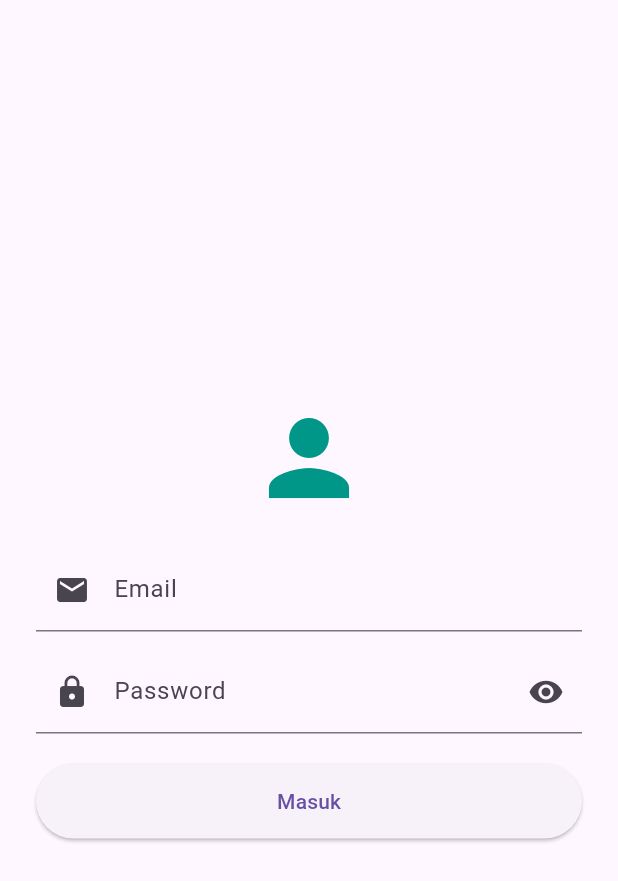
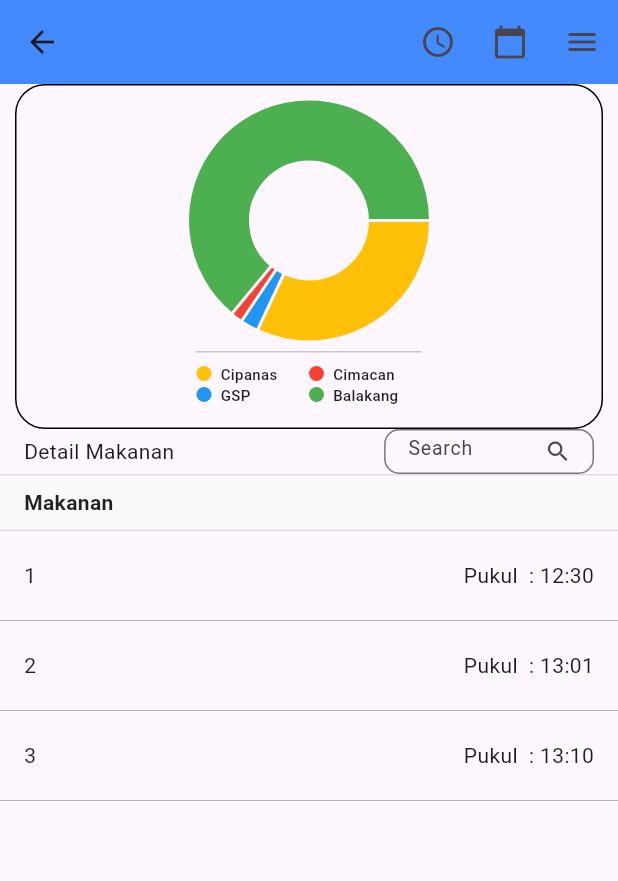
Before and after one commit to Raflirr70/KP_v2, a Flutter app: the screen it shows after launch, on a phone screen of 412 x 824 dp. Shown: the top 881 px of the screen. Run offline on Flutter 3.47's test engine with Material 3 defaults, Android fonts, the light colour scheme and no system bars; drawn by our look-alikes of fl_chart.

Commit message:
Membuat fitur monitoring (Makanan sudah beres), sekaran sedang membangun moonitoring penjualan

```diff
--- a/lib/main.dart
+++ b/lib/main.dart
@@ -10,6 +10,7 @@ import 'package:kerprak/model/search.dart';
 import 'package:kerprak/model/stock.dart';
 import 'package:kerprak/model/user.dart';
 import 'package:kerprak/screen/login.dart';
+import 'package:kerprak/screen/owner/monitoring.dart';
 import 'package:provider/provider.dart';
 
 void main() {
@@ -40,7 +41,7 @@ class MyApp extends StatelessWidget {
     return MaterialApp(
       title: "Monitoring Ampera",
       debugShowCheckedModeBanner: false,
-      home: LoginPage(),
+      home: Monitoring(),
     );
   }
 }
--- a/lib/model/penjualan.dart
+++ b/lib/model/penjualan.dart
@@ -14,6 +14,7 @@ class Penjualan extends ChangeNotifier {
   List<DetailPenjualan> _detail = [];
   List<DetailPenjualan> get detail => _detail;
   int? total_harga;
+  TimeOfDay? jam;
 
   tambah(DetailPenjualan detail) {
     _detail.add(detail);
@@ -22,7 +23,28 @@ class Penjualan extends ChangeNotifier {
 }
 
 class Penjualans extends ChangeNotifier {
-  final List<Penjualan> _datas = [];
+  final List<Penjualan> _datas = [
+    Penjualan()
+      ..id = 1
+      ..tambah(DetailPenjualan(1, "Nasi Goreng", 2, 30000))
+      ..tambah(DetailPenjualan(2, "Es Teh", 2, 10000))
+      ..total_harga = 40000
+      ..jam = TimeOfDay(hour: 12, minute: 30),
+
+    Penjualan()
+      ..id = 2
+      ..tambah(DetailPenjualan(3, "Ayam Bakar", 1, 25000))
+      ..tambah(DetailPenjualan(4, "Jus Alpukat", 1, 15000))
+      ..total_harga = 40000
+      ..jam = TimeOfDay(hour: 13, minute: 01),
+
+    Penjualan()
+      ..id = 3
+      ..tambah(DetailPenjualan(5, "Mie Ayam", 3, 45000))
+      ..tambah(DetailPenjualan(6, "Teh Hangat", 3, 9000))
+      ..total_harga = 54000
+      ..jam = TimeOfDay(hour: 13, minute: 10),
+  ];
   List<Penjualan> get datas => _datas;
 
   tambah(Penjualan x) {
--- a/lib/screen/owner/daftar_makanan.dart
+++ b/lib/screen/owner/daftar_makanan.dart
@@ -25,10 +25,7 @@ class _DaftarMakananState extends State<DaftarMakanan> {
             centerTitle: true,
             leading: IconButton(
               onPressed: () {
-                Navigator.push(
-                  context,
-                  MaterialPageRoute(builder: (context) => DashboardAdminMenu()),
-                );
+                Navigator.popUntil(context, (route) => route.isFirst);
               },
               icon: Icon(Icons.arrow_back_ios_new_sharp),
             ),
--- a/lib/screen/owner/daftar_stock.dart
+++ b/lib/screen/owner/daftar_stock.dart
@@ -26,10 +26,7 @@ class _DaftarStockState extends State<DaftarStock> {
             centerTitle: true,
             leading: IconButton(
               onPressed: () {
-                Navigator.push(
-                  context,
-                  MaterialPageRoute(builder: (context) => DashboardAdminMenu()),
-                );
+                Navigator.popUntil(context, (route) => route.isFirst);
               },
               icon: Icon(Icons.arrow_back_ios_new_sharp),
             ),
--- /dev/null
+++ b/lib/screen/owner/monitoring.dart
@@ -0,0 +1,181 @@
+import 'package:fl_chart/fl_chart.dart';
+import 'package:flutter/material.dart';
+import 'package:kerprak/model/cabang.dart';
+import 'package:kerprak/model/makanan.dart';
+import 'package:kerprak/widget/dll/legen_item.dart';
+import 'package:kerprak/widget/list/monitoring/monitoring_makanan.dart';
+import 'package:kerprak/widget/list/monitoring/monitoring_pendapatan.dart';
+import 'package:provider/provider.dart';
+
+class Monitoring extends StatefulWidget {
+  const Monitoring({super.key});
+
+  @override
+  State<Monitoring> createState() => _MonitoringState();
+}
+
+class _MonitoringState extends State<Monitoring> {
+  @override
+  Widget build(BuildContext context) {
+    return Scaffold(
+      drawer: Drawer(
+        width: 300,
+        shape: RoundedRectangleBorder(),
+        child: ListView(
+          padding: EdgeInsets.only(top: 10),
+          children: [
+            ListTile(title: Text("Semua"), onTap: () {}),
+            ListTile(title: Text("Pendapatan"), onTap: () {}),
+            ListTile(title: Text("Pengeluaran"), onTap: () {}),
+            ListTile(title: Text("Makanan"), onTap: () {}),
+          ],
+        ),
+      ),
+
+      appBar: AppBar(
+        backgroundColor: Colors.blueAccent,
+        // title: Text("Monitoring"),
+        leading: IconButton(
+          onPressed: () {
+            Navigator.popUntil(context, (route) => route.isFirst);
+          },
+          icon: Icon(Icons.arrow_back),
+        ),
+        actions: [
+          IconButton(icon: Icon(Icons.access_time_rounded), onPressed: () {}),
+          PopupMenuButton<String>(
+            color: Colors.blueAccent,
+            icon: Icon(Icons.calendar_today), // ikon kalender
+            onSelected: (value) {
+              // Aksi ketika memilih salah satu menu
+              if (value == "hari") {
+                print("Filter: Hari");
+                // TODO: implementasi filter harian
+              } else if (value == "minggu") {
+                print("Filter: Minggu");
+                // TODO: implementasi filter mingguan
+              } else if (value == "bulan") {
+                print("Filter: Bulan");
+                // TODO: implementasi filter bulanan
+              }
+            },
+            itemBuilder: (context) => [
+              PopupMenuItem(
+                value: "hari",
+                child: Row(
+                  children: [
+                    Text("Hari"),
+                    Spacer(),
+                    Icon(Icons.calendar_today),
+                  ],
+                ),
+              ),
+              PopupMenuItem(
+                value: "minggu",
+                child: Row(
+                  children: [Text("Minggu"), Spacer(), Icon(Icons.date_range)],
+                ),
+              ),
+              PopupMenuItem(
+                value: "bulan",
+                child: Row(
+                  children: [
+                    Text("Bulan"),
+                    Spacer(),
+                    Icon(Icons.calendar_month),
+                  ],
+                ),
+              ),
+            ],
+          ),
+
+          // Tombol di kanan untuk membuka drawer kiri
+          Builder(
+            builder: (context) => IconButton(
+              icon: Icon(Icons.menu),
+              onPressed: () =>
+                  Scaffold.of(context).openDrawer(), // <-- drawer kiri
+            ),
+          ),
+        ],
+      ),
+
+      body: SafeArea(
+        child: Column(
+          children: [
+            Container(
+              margin: EdgeInsets.only(top: 0, left: 10, right: 10),
+              padding: EdgeInsets.all(10),
+              constraints: BoxConstraints(minHeight: 10, maxHeight: 270),
+              width: double.infinity,
+              height: 230,
+              decoration: BoxDecoration(
+                border: Border.all(),
+                borderRadius: BorderRadius.circular(20),
+              ),
+              clipBehavior: Clip.hardEdge,
+              child: Consumer<Cabangs>(
+                builder: (context, value, child) {
+                  return Column(
+                    crossAxisAlignment: CrossAxisAlignment.center,
+                    children: [
+                      SizedBox(
+                        width: double.infinity,
+                        height: 160,
+                        child: PieChart(
+                          PieChartData(
+                            sections: [
+                              PieChartSectionData(
+                                value: 40,
+                                color: Colors.amber,
+                                showTitle: false,
+                              ),
+                              PieChartSectionData(
+                                value: 3,
+                                color: Colors.blue,
+                                showTitle: false,
+                              ),
+                              PieChartSectionData(
+                                value: 2,
+                                color: Colors.red,
+                                showTitle: false,
+                              ),
+                              PieChartSectionData(
+                                value: 80,
+                                color: Colors.green,
+                                showTitle: false,
+                              ),
+                            ],
+                          ),
+                        ),
+                      ),
+                      SizedBox(height: 15, width: 150, child: Divider()),
+                      Table(
+                        defaultColumnWidth: FixedColumnWidth(75),
+                        children: [
+                          TableRow(
+                            children: [
+                              legendItem(Colors.amber, value.datas[1].nama),
+                              legendItem(Colors.red, value.datas[2].nama),
+                            ],
+                          ),
+                          TableRow(
+                            children: [
+                              legendItem(Colors.blue, value.datas[3].nama),
+                              legendItem(Colors.green, value.datas[4].nama),
+                            ],
+                          ),
+                        ],
+                      ),
+                    ],
+                  );
+                },
+              ),
+            ),
+            Expanded(child: MonitoringPendapatan()),
+          ],
+        ),
+      ),
+    );
+  }
+}
--- /dev/null
+++ b/lib/widget/list/monitoring/monitoring_pendapatan.dart
@@ -0,0 +1,123 @@
+import 'dart:math';
+
+import 'package:flutter/material.dart';
+import 'package:kerprak/model/cabang.dart';
+import 'package:kerprak/model/makanan.dart';
+import 'package:kerprak/model/penjualan.dart';
+import 'package:kerprak/model/search.dart';
+import 'package:kerprak/model/stock.dart';
+import 'package:kerprak/widget/search/search_simple.dart';
+import 'package:provider/provider.dart';
+
+class MonitoringPendapatan extends StatefulWidget {
+  const MonitoringPendapatan({super.key});
+
+  @override
+  State<MonitoringPendapatan> createState() => _MonitoringPendapatanState();
+}
+
+class _MonitoringPendapatanState extends State<MonitoringPendapatan> {
+  @override
+  Widget build(BuildContext context) {
+    return Expanded(
+      child: Column(
+        children: [
+          Container(
+            padding: EdgeInsets.symmetric(horizontal: 16),
+            child: Row(
+              children: [
+                Text("Detail Makanan"),
+                Spacer(),
+                Expanded(
+                  child: SearchSimple(
+                    data: Makanans().datas.map((e) => e.nama).toList(),
+                  ),
+                ),
+              ],
+            ),
+          ),
+          Container(
+            padding: EdgeInsets.symmetric(vertical: 8),
+            decoration: BoxDecoration(
+              color: Colors.grey.shade50,
+              border: Border.symmetric(
+                horizontal: BorderSide(color: Colors.grey.shade300, width: 1),
+              ),
+            ),
+            child: Consumer<Cabangs>(
+              builder: (context, value, child) {
+                return Row(
+                  children: [
+                    Expanded(
+                      flex: 2,
+                      child: Padding(
+                        padding: EdgeInsets.only(left: 16),
+                        child: Text(
+                          "Makanan",
+                          style: TextStyle(
+                            fontSize: 14,
+                            fontWeight: FontWeight.w600,
+                            color: Colors.black87,
+                          ),
+                        ),
+                      ),
+                    ),
+                  ],
+                );
+              },
+            ),
+          ),
+          Expanded(
+            child: Consumer<Penjualans>(
+              builder: (context, value, child) {
+                return ListView.builder(
+                  itemCount: value.datas.length,
+                  itemBuilder: (context, index) {
+                    return InkWell(
+                      // onTap: () {},
+                      child: Container(
+                        height: 60,
+                        decoration: BoxDecoration(
+                          border: Border(
+                            bottom: BorderSide(color: Colors.grey, width: 0.5),
+                          ),
+                        ),
+                        child: Row(
+                          children: [
+                            Expanded(
+                              flex: 2,
+                              child: Padding(
+                                padding: EdgeInsets.symmetric(horizontal: 16),
+                                child: Row(
+                                  mainAxisAlignment: MainAxisAlignment.end,
+                                  children: [
+                                    Text(
+                                      (index + 1).toString(),
+                                      style: TextStyle(
+                                        fontSize: 14,
+                                        color: Colors.black87,
+                                      ),
+                                    ),
+                                    Spacer(),
+                                    Text("Pukul  : "),
+                                    Text(
+                                      "${value.datas[index].jam!.hour.toString().padLeft(2, '0')}:${value.datas[index].jam!.minute.toString().padLeft(2, '0')}",
+                                    ),
+                                  ],
+                                ),
+                              ),
+                            ),
+                          ],
+                        ),
+                      ),
+                    );
+                  },
+                );
+              },
+            ),
+          ),
+        ],
+      ),
+    );
+  }
+}
```
Also changed, not shown: lib/screen/owner/distribusi_page.dart (+1 -13 lines), lib/widget/list/monitoring/monitoring_makanan.dart (added, +165 -0 lines), lib/widget/menu/dashboard_admin_menu.dart (+5 -4 lines), lib/widget/list/monitoring/monitoring_keseluruhan.dart (added), lib/widget/list/monitoring/monitoring_pengeluaran.dart (added), pubspec.lock.
